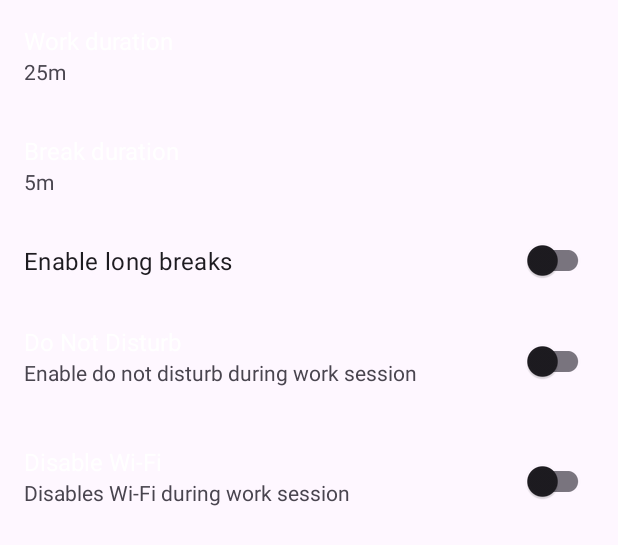
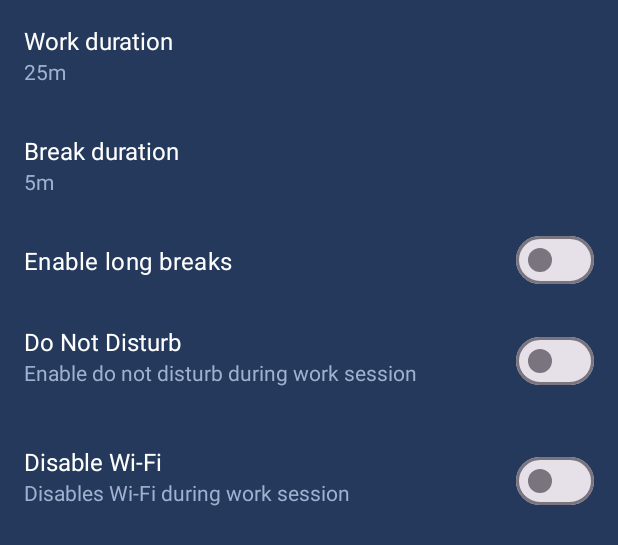
Before and after one commit to Hi1talib1World/MyPOMODORO, an Android app: the layout activity_preferences.xml on its own in the app's theme, with its tools: preview values and no code run, on a phone screen of 412 x 824 dp. Shown: the top 545 px of the screen. Run offline under Robolectric (Android 15) with nearby library versions, the light colour scheme and no system bars.

Commit message:
style: update activity_preferences layout design

```diff
--- a/app/src/main/res/layout/activity_preferences.xml
+++ b/app/src/main/res/layout/activity_preferences.xml
@@ -1,12 +1,12 @@
 <?xml version="1.0" encoding="utf-8"?>
-<ScrollView
-    xmlns:android="http://schemas.android.com/apk/res/android"
+<ScrollView xmlns:android="http://schemas.android.com/apk/res/android"
+    xmlns:app="http://schemas.android.com/apk/res-auto"
+    xmlns:tools="http://schemas.android.com/tools"
     android:layout_width="match_parent"
-    android:layout_height="match_parent">
+    android:layout_height="match_parent"
+    android:background="#24395B">
 
     <androidx.constraintlayout.widget.ConstraintLayout
-        xmlns:app="http://schemas.android.com/apk/res-auto"
-        xmlns:tools="http://schemas.android.com/tools"
         android:id="@+id/some_constraint_layout"
         android:layout_width="match_parent"
         android:layout_height="wrap_content">
@@ -34,6 +34,7 @@
                 android:id="@+id/work_duration_summary"
                 android:layout_width="match_parent"
                 android:layout_height="wrap_content"
+                android:textColor="#A0B0D0"
                 tools:text="25m" />
         </LinearLayout>
 
@@ -54,15 +55,13 @@
                 android:layout_height="wrap_content"
                 android:text="@string/break_duration_title"
                 android:textColor="@color/white"
-                android:textSize="16sp"
-                app:layout_constraintEnd_toEndOf="parent"
-                app:layout_constraintStart_toStartOf="parent"
-                app:layout_constraintTop_toBottomOf="@+id/work_duration_linear_layout" />
+                android:textSize="16sp" />
 
             <TextView
                 android:id="@+id/break_duration_summary"
                 android:layout_width="match_parent"
                 android:layout_height="wrap_content"
+                android:textColor="#A0B0D0"
                 tools:text="5m" />
         </LinearLayout>
 
@@ -85,15 +84,13 @@
                 android:layout_height="wrap_content"
                 android:text="@string/long_break_duration_title"
                 android:textColor="@color/white"
-                android:textSize="16sp"
-                app:layout_constraintEnd_toEndOf="parent"
-                app:layout_constraintStart_toStartOf="parent"
-                app:layout_constraintTop_toBottomOf="@+id/break_duration" />
+                android:textSize="16sp" />
 
             <TextView
                 android:id="@+id/long_break_duration_summary"
                 android:layout_width="match_parent"
                 android:layout_height="wrap_content"
+                android:textColor="#A0B0D0"
                 tools:text="20m" />
         </LinearLayout>
 
@@ -116,30 +113,28 @@
                 android:layout_height="wrap_content"
                 android:text="@string/sessions_before_a_long_break_title"
                 android:textColor="@color/white"
-                android:textSize="16sp"
-                app:layout_constraintEnd_toEndOf="parent"
-                app:layout_constraintStart_toStartOf="parent"
-                app:layout_constraintTop_toBottomOf="@+id/break_duration" />
+                android:textSize="16sp" />
 
             <TextView
                 android:id="@+id/sessions_till_long_break_summary"
                 android:layout_width="match_parent"
                 android:layout_height="wrap_content"
+                android:textColor="#A0B0D0"
                 tools:text="4" />
         </LinearLayout>
 
-        <com.google.android.material.switchmaterial.SwitchMaterial
+        <com.google.android.material.materialswitch.MaterialSwitch
             android:id="@+id/enable_long_breaks_switch"
             android:layout_width="match_parent"
             android:layout_height="wrap_content"
             android:background="?android:attr/selectableItemBackground"
             android:padding="16dp"
             android:text="@string/enable_long_breaks_title"
+            android:textColor="@color/white"
             android:textSize="16sp"
             app:layout_constraintEnd_toEndOf="parent"
             app:layout_constraintStart_toStartOf="parent"
-            app:layout_constraintTop_toBottomOf="@id/sessions_till_long_break_linear_layout"
-            app:useMaterialThemeColors="false" />
+            app:layout_constraintTop_toBottomOf="@id/sessions_till_long_break_linear_layout" />
 
         <RelativeLayout
             android:id="@+id/do_not_disturb_linear_layout"
@@ -158,7 +153,6 @@
                 android:layout_height="wrap_content"
                 android:layout_marginEnd="8dp"
                 android:layout_toStartOf="@+id/do_not_disturb_switch"
-                android:defaultValue="false"
                 android:text="@string/do_not_disturb_title"
                 android:textColor="@color/white"
                 android:textSize="16sp" />
@@ -170,29 +164,29 @@
                 android:layout_below="@id/do_not_disturb"
                 android:layout_marginEnd="8dp"
                 android:layout_toStartOf="@+id/do_not_disturb_switch"
+                android:textColor="#A0B0D0"
                 android:text="@string/do_not_disturb_summary" />
 
-            <com.google.android.material.switchmaterial.SwitchMaterial
+            <com.google.android.material.materialswitch.MaterialSwitch
                 android:id="@+id/do_not_disturb_switch"
                 android:layout_width="wrap_content"
                 android:layout_height="wrap_content"
                 android:layout_alignParentEnd="true"
-                android:layout_centerVertical="true"
-                app:useMaterialThemeColors="false" />
+                android:layout_centerVertical="true" />
         </RelativeLayout>
 
-        <com.google.android.material.switchmaterial.SwitchMaterial
+        <com.google.android.material.materialswitch.MaterialSwitch
             android:id="@+id/enable_do_not_disturb_on_breaks_switch"
             android:layout_width="match_parent"
             android:layout_height="wrap_content"
             android:background="?android:attr/selectableItemBackground"
             android:padding="16dp"
             android:text="@string/do_not_disturb_break_summary"
+            android:textColor="@color/white"
             android:visibility="gone"
             app:layout_constraintEnd_toEndOf="parent"
             app:layout_constraintStart_toStartOf="parent"
-            app:layout_constraintTop_toBottomOf="@id/do_not_disturb_linear_layout"
-            app:useMaterialThemeColors="false" />
+            app:layout_constraintTop_toBottomOf="@id/do_not_disturb_linear_layout" />
 
         <RelativeLayout
             android:id="@+id/wifi_group"
@@ -211,7 +205,6 @@
                 android:layout_height="wrap_content"
                 android:layout_marginEnd="8dp"
                 android:layout_toStartOf="@+id/wifi_switch"
-                android:defaultValue="false"
                 android:text="@string/disable_wifi_title"
                 android:textColor="@color/white"
                 android:textSize="16sp" />
@@ -223,15 +216,15 @@
                 android:layout_below="@id/disable_wifi"
                 android:layout_marginEnd="8dp"
                 android:layout_toStartOf="@+id/wifi_switch"
+                android:textColor="#A0B0D0"
                 android:text="@string/disable_wifi_summary" />
 
-            <com.google.android.material.switchmaterial.SwitchMaterial
+            <com.google.android.material.materialswitch.MaterialSwitch
                 android:id="@+id/wifi_switch"
                 android:layout_width="wrap_content"
                 android:layout_height="wrap_content"
                 android:layout_alignParentEnd="true"
-                android:layout_centerVertical="true"
-                app:useMaterialThemeColors="false" />
+                android:layout_centerVertical="true" />
         </RelativeLayout>
     </androidx.constraintlayout.widget.ConstraintLayout>
 </ScrollView>
```
